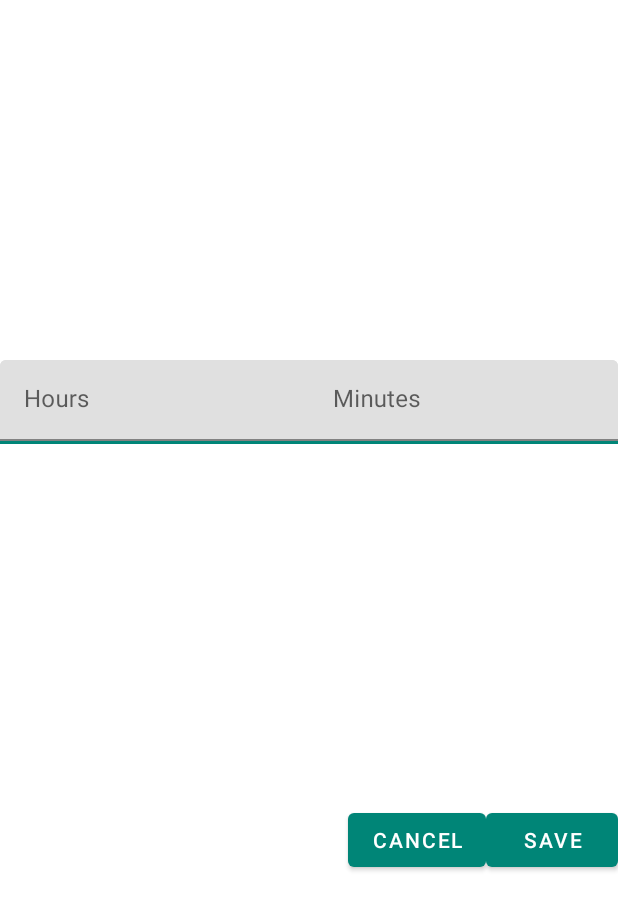
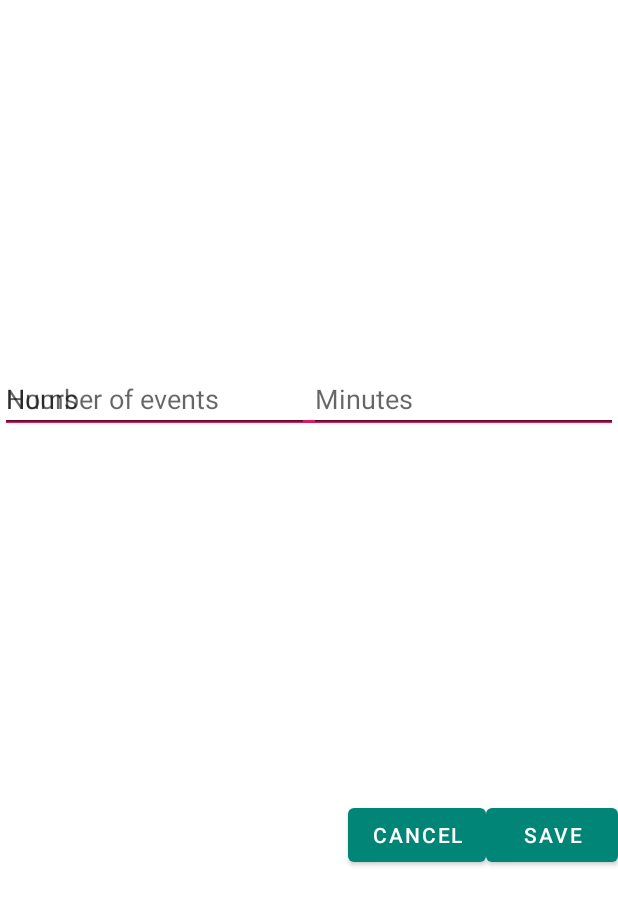
Before and after one commit to mateuszmonas/GoalTracker, an Android app: the layout record_past_progress_dialog.xml on its own in the app's theme, with its tools: preview values and no code run, on a phone screen of 412 x 824 dp. Shown: the top 910 px of the screen. Run offline under Robolectric (Android 15) with nearby library versions, the phone set to English and light mode, and no system bars.

Commit message:
code cleanup

```diff
--- a/app/src/main/java/com/agh/goaltracker/ui/goaldetails/GoalDetailsFragment.java
+++ b/app/src/main/java/com/agh/goaltracker/ui/goaldetails/GoalDetailsFragment.java
@@ -23,7 +23,6 @@ import com.agh.goaltracker.receivers.GoalReminderBroadcastReceiver;
 import com.agh.goaltracker.util.ViewModelFactory;
 
 import java.text.SimpleDateFormat;
-import java.util.Locale;
 
 import androidx.annotation.NonNull;
 import androidx.annotation.Nullable;
--- a/app/src/main/java/com/agh/goaltracker/ui/goaldetails/SetReminderDialogFragment.java
+++ b/app/src/main/java/com/agh/goaltracker/ui/goaldetails/SetReminderDialogFragment.java
@@ -13,7 +13,6 @@ import android.view.View;
 import android.view.ViewGroup;
 import android.widget.ArrayAdapter;
 import android.widget.AutoCompleteTextView;
-import android.widget.Button;
 import android.widget.CheckBox;
 import android.widget.CompoundButton;
 import android.widget.EditText;
@@ -232,9 +231,9 @@ public class SetReminderDialogFragment extends DialogFragment {
             return result;
         }
 
-        static RepeatInterval getRepeatInterval(String repeatInterval){
+        static RepeatInterval getRepeatInterval(String repeatInterval) {
             int index = Arrays.asList(RepeatInterval.getStringValues()).indexOf(repeatInterval);
-            if(index == -1){
+            if (index == -1) {
                 return null;
             }
             return RepeatInterval.values()[Arrays.asList(RepeatInterval.getStringValues()).indexOf(repeatInterval)];
--- a/app/src/main/res/layout/goal_details_fragment.xml
+++ b/app/src/main/res/layout/goal_details_fragment.xml
@@ -34,7 +34,7 @@
         app:layout_constraintBottom_toTopOf="@id/goal_progress_bar"
         app:layout_constraintEnd_toEndOf="parent"
         app:layout_constraintStart_toStartOf="parent"
-        app:layout_constraintTop_toBottomOf="@id/goal_progress_image"/>
+        app:layout_constraintTop_toBottomOf="@id/goal_progress_image" />
 
     <ProgressBar
         android:id="@+id/goal_progress_bar"
--- a/app/src/main/res/layout/record_past_progress_dialog.xml
+++ b/app/src/main/res/layout/record_past_progress_dialog.xml
@@ -1,85 +1,68 @@
 <?xml version="1.0" encoding="utf-8"?>
 <androidx.constraintlayout.widget.ConstraintLayout xmlns:android="http://schemas.android.com/apk/res/android"
+    xmlns:app="http://schemas.android.com/apk/res-auto"
     android:layout_width="match_parent"
     android:layout_height="match_parent"
-    xmlns:app="http://schemas.android.com/apk/res-auto"
     android:orientation="vertical">
 
     <FrameLayout
         android:id="@+id/input_container"
         android:layout_width="match_parent"
         android:layout_height="wrap_content"
-        app:layout_constraintTop_toTopOf="parent"
+        app:layout_constraintBottom_toTopOf="@id/negative_button"
+        app:layout_constraintEnd_toEndOf="parent"
         app:layout_constraintStart_toStartOf="parent"
-        app:layout_constraintEnd_toEndOf="parent"
-        app:layout_constraintBottom_toTopOf="@id/negative_button">
-    <com.google.android.material.textfield.TextInputLayout
-        android:layout_width="match_parent"
-        android:layout_height="wrap_content"
-        app:layout_constraintTop_toTopOf="parent"
-        app:layout_constraintStart_toStartOf="parent"
-        app:layout_constraintEnd_toEndOf="parent">
+        app:layout_constraintTop_toTopOf="parent">
 
         <com.google.android.material.textfield.TextInputEditText
             android:id="@+id/number_of_events"
             android:layout_width="match_parent"
             android:layout_height="wrap_content"
             android:hint="Number of events"
-            />
-    </com.google.android.material.textfield.TextInputLayout>
+            android:inputType="numberSigned" />
+
         <LinearLayout
             android:id="@+id/time_chooser_layout"
             android:layout_width="match_parent"
             android:layout_height="wrap_content"
             android:orientation="horizontal"
-    app:layout_constraintTop_toTopOf="parent"
+            app:layout_constraintEnd_toEndOf="parent"
             app:layout_constraintStart_toStartOf="parent"
-    app:layout_constraintEnd_toEndOf="parent">
-
-        <com.google.android.material.textfield.TextInputLayout
-            android:layout_weight="1"
-            style="@style/Widget.MaterialComponents.TextInputLayout.FilledBox.Dense"
-            android:layout_width="match_parent"
-            android:layout_height="wrap_content">
+            app:layout_constraintTop_toTopOf="parent">
 
             <com.google.android.material.textfield.TextInputEditText
                 android:id="@+id/hours"
                 android:layout_width="match_parent"
                 android:layout_height="wrap_content"
-                android:inputType="numberSigned"
-                android:hint="Hours"/>
-        </com.google.android.material.textfield.TextInputLayout>
-    <com.google.android.material.textfield.TextInputLayout
                 android:layout_weight="1"
-        style="@style/Widget.MaterialComponents.TextInputLayout.FilledBox.Dense"
-        android:layout_width="match_parent"
-        android:layout_height="wrap_content">
+                android:hint="Hours"
+                android:inputType="numberSigned" />
 
             <com.google.android.material.textfield.TextInputEditText
                 android:id="@+id/minutes"
                 android:layout_width="match_parent"
                 android:layout_height="wrap_content"
-            android:inputType="numberSigned"
-            android:hint="Minutes"/>
-
-    </com.google.android.material.textfield.TextInputLayout>
+                android:layout_weight="1"
+                android:hint="Minutes"
+                android:inputType="numberSigned" />
         </LinearLayout>
     </FrameLayout>
+
     <Button
-        app:layout_constraintTop_toBottomOf="@id/input_container"
         android:id="@+id/negative_button"
         android:layout_width="wrap_content"
         android:layout_height="wrap_content"
         android:text="Cancel"
         app:layout_constraintBottom_toBottomOf="parent"
-        app:layout_constraintEnd_toStartOf="@id/positive_button"/>
+        app:layout_constraintEnd_toStartOf="@id/positive_button"
+        app:layout_constraintTop_toBottomOf="@id/input_container" />
 
     <Button
-        app:layout_constraintTop_toBottomOf="@id/input_container"
         android:id="@+id/positive_button"
         android:layout_width="wrap_content"
         android:layout_height="wrap_content"
+        android:text="Save"
+        app:layout_constraintBottom_toBottomOf="parent"
         app:layout_constraintEnd_toEndOf="parent"
-        app:layout_constraintBottom_toBottomOf="parent"
-        android:text="Save" />
+        app:layout_constraintTop_toBottomOf="@id/input_container" />
 </androidx.constraintlayout.widget.ConstraintLayout>
```
Also changed, not shown: app/src/main/res/layout/set_reminder_dialog_fragment.xml (+10 -11 lines). Lines whose indentation alone changed are shown as unchanged.
